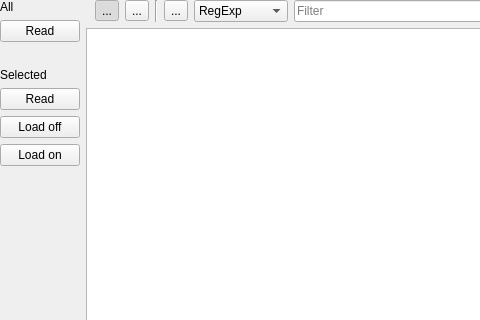
First picture: the form in zbyrator-src/relaywdgt.ui, repository KTS-Intek/quick-collect, before the edit; both pictures show x 0 to 480 and y 0 to 320 of the 677 by 453 pixel window.
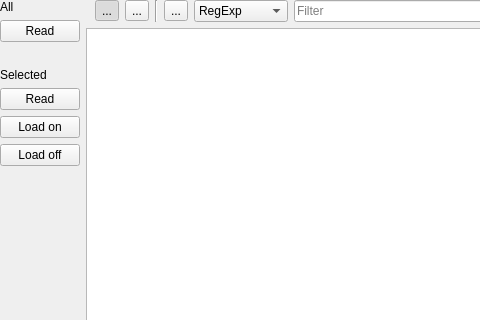
Second picture: the form after the edit. Icons and pictures are not drawn.

```diff
--- a/zbyrator-src/relaywdgt.ui
+++ b/zbyrator-src/relaywdgt.ui
@@ -121,18 +121,7 @@
           </widget>
          </item>
          <item>
-          <widget class="QPushButton" name="pushButton">
-           <property name="text">
-            <string>Load off</string>
-           </property>
-           <property name="icon">
-            <iconset resource="../res.qrc">
-             <normaloff>:/katynko/svg3/relay-load-off.svg</normaloff>:/katynko/svg3/relay-load-off.svg</iconset>
-           </property>
-          </widget>
-         </item>
-         <item>
-          <widget class="QPushButton" name="pushButton_3">
+          <widget class="QPushButton" name="pbLoadOn">
            <property name="text">
             <string>Load on</string>
            </property>
@@ -142,6 +131,17 @@
            </property>
           </widget>
          </item>
+         <item>
+          <widget class="QPushButton" name="pbLoadOff">
+           <property name="text">
+            <string>Load off</string>
+           </property>
+           <property name="icon">
+            <iconset resource="../res.qrc">
+             <normaloff>:/katynko/svg3/relay-load-off.svg</normaloff>:/katynko/svg3/relay-load-off.svg</iconset>
+           </property>
+          </widget>
+         </item>
         </layout>
        </widget>
       </item>
```
Left out of the diff: 4 changed lines with no effect on the pictures.
